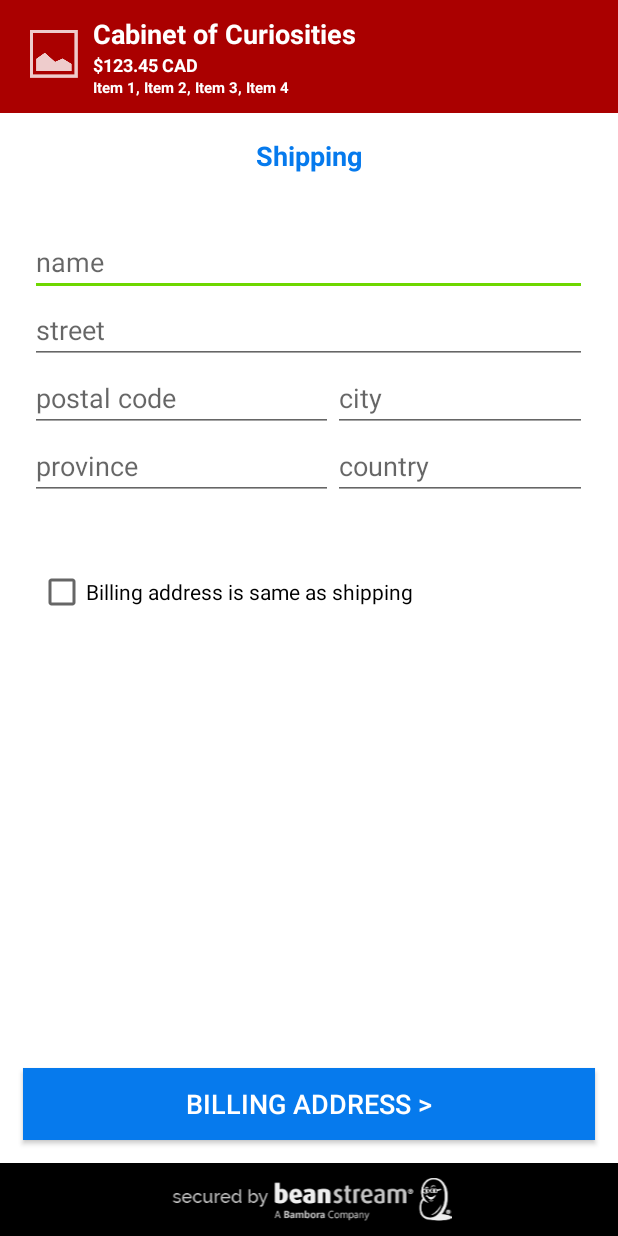
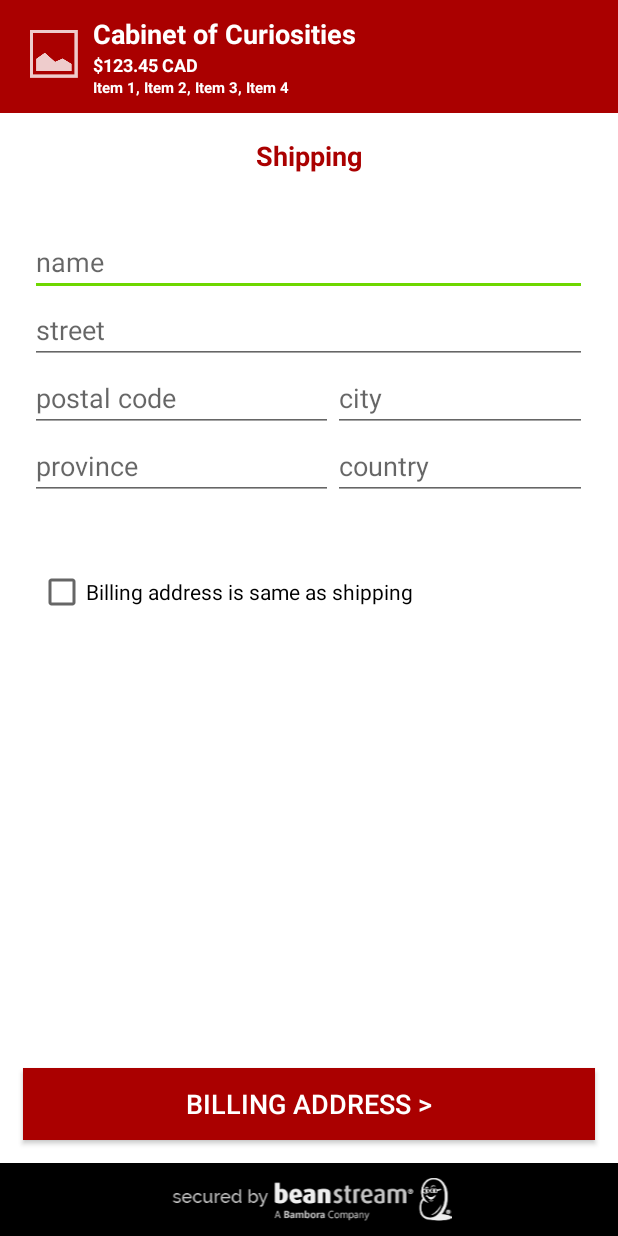
Before and after one commit to bambora/na-android-checkout, an Android app: the screen it shows after launch (PayFormActivity), after a tap on "PAY BY CARD", on a phone screen of 412 x 824 dp. Run offline under Robolectric (Android 15) with nearby library versions, the phone set to English and light mode, and no system bars.

Commit message:
MDA-645 Set colour for headers and buttons

```diff
--- a/demo/src/main/res/layout/activity_demo.xml
+++ b/demo/src/main/res/layout/activity_demo.xml
@@ -30,7 +30,6 @@
             android:id="@+id/demo_pay_button"
             style="@style/PrimaryButton"
             android:layout_below="@+id/demo_pay_label"
-            android:background="@drawable/button_primary"
             android:text="@string/demo_pay_button" />
 
         <!--Results-->
--- a/payform/src/main/java/com/beanstream/payform/activities/PayFormActivity.java
+++ b/payform/src/main/java/com/beanstream/payform/activities/PayFormActivity.java
@@ -13,6 +13,7 @@ import android.content.Intent;
 import android.os.Bundle;
 import android.support.v4.app.FragmentActivity;
 import android.view.View;
+import android.widget.Button;
 import android.widget.TextView;
 
 import com.beanstream.payform.R;
@@ -27,8 +28,11 @@ import com.beanstream.payform.models.Settings;
 public class PayFormActivity extends FragmentActivity implements FragmentManager.OnBackStackChangedListener,
         ShippingFragment.OnBillingCheckBoxChangedListener {
 
+    public final static String PayFormPreferences = "com.beanstream.payform.preferences";
+
     public final static String EXTRA_PURCHASE = "com.beanstream.payform.models.purchase";
     public final static String EXTRA_SETTINGS = "com.beanstream.payform.models.settings";
+    public final static String EXTRA_SETTINGS_COLOR = "com.beanstream.payform.models.settings";
     public final static String EXTRA_PAYFORM = "com.beanstream.payform.models.payform";
     public final static String EXTRA_RESULT_TOKEN = "com.beanstream.payform.result.token";
 
@@ -62,9 +66,10 @@ public class PayFormActivity extends FragmentActivity implements FragmentManager
 
         if (savedInstanceState == null) {
 
+            // First-time init;
+
             payform = new PayForm();
 
-            // First-time init;
             getFragmentManager().addOnBackStackChangedListener(this);
             getFragmentManager().beginTransaction()
                     .replace(R.id.fragment_header, HeaderFragment.newInstance(purchase, settings.getColor())).commit();
@@ -76,7 +81,13 @@ public class PayFormActivity extends FragmentActivity implements FragmentManager
             } else {
                 switchContentToPayment();
             }
+
+            updatePrimaryColor();
         }
+    }
+
+    private void updatePrimaryColor() {
+        ((Button) findViewById(R.id.button_next)).setBackgroundColor(settings.getColor());
     }
 
     @Override
@@ -198,21 +209,21 @@ public class PayFormActivity extends FragmentActivity implements FragmentManager
 
     private void switchContentToShipping() {
         getFragmentManager().beginTransaction()
-                .replace(R.id.fragment_content, ShippingFragment.newInstance(settings.getBillingAddressRequired()))
+                .replace(R.id.fragment_content, ShippingFragment.newInstance(settings.getBillingAddressRequired(), settings.getColor()))
                 .addToBackStack(ShippingFragment.class.getName())
                 .commit();
     }
 
     private void switchContentToBilling() {
         getFragmentManager().beginTransaction()
-                .replace(R.id.fragment_content, new BillingFragment())
+                .replace(R.id.fragment_content, new BillingFragment().newInstance(settings.getColor()))
                 .addToBackStack(BillingFragment.class.getName())
                 .commit();
     }
 
     private void switchContentToPayment() {
         getFragmentManager().beginTransaction()
-                .replace(R.id.fragment_content, new PaymentFragment())
+                .replace(R.id.fragment_content, new PaymentFragment().newInstance(settings.getColor()))
                 .addToBackStack(PaymentFragment.class.getName())
                 .commit();
     }
--- a/payform/src/main/java/com/beanstream/payform/activities/ProcessingActivity.java
+++ b/payform/src/main/java/com/beanstream/payform/activities/ProcessingActivity.java
@@ -50,7 +50,7 @@ public class ProcessingActivity extends FragmentActivity {
             getFragmentManager().beginTransaction()
                     .replace(R.id.fragment_header, HeaderFragment.newInstance(purchase, settings.getColor())).commit();
             getFragmentManager().beginTransaction()
-                    .replace(R.id.fragment_content, ProcessingFragment.newInstance(purchase)).commit();
+                    .replace(R.id.fragment_content, ProcessingFragment.newInstance(purchase, settings.getColor())).commit();
 
             setupTokenReceiver();
             startTokenService(payform);
--- a/payform/src/main/java/com/beanstream/payform/fragments/HeaderFragment.java
+++ b/payform/src/main/java/com/beanstream/payform/fragments/HeaderFragment.java
@@ -24,8 +24,6 @@ import com.beanstream.payform.models.Purchase;
  */
 public class HeaderFragment extends Fragment {
 
-    public final static String EXTRA_SETTINGS_COLOR = "com.beanstream.payform.models.settings.color";
-
     private Purchase purchase;
     private int color;
 
@@ -34,7 +32,6 @@ public class HeaderFragment extends Fragment {
     }
 
     /**
-     *
      * @param purchase Purchase info.
      * @param color    Primary color.
      * @return A new instance of fragment HeaderFragment.
@@ -43,7 +40,7 @@ public class HeaderFragment extends Fragment {
         HeaderFragment fragment = new HeaderFragment();
         Bundle args = new Bundle();
         args.putParcelable(PayFormActivity.EXTRA_PURCHASE, purchase);
-        args.putInt(EXTRA_SETTINGS_COLOR, color);
+        args.putInt(PayFormActivity.EXTRA_SETTINGS_COLOR, color);
         fragment.setArguments(args);
         return fragment;
     }
@@ -53,7 +50,7 @@ public class HeaderFragment extends Fragment {
         super.onCreate(savedInstanceState);
         if (getArguments() != null) {
             purchase = getArguments().getParcelable(PayFormActivity.EXTRA_PURCHASE);
-            color = getArguments().getInt(EXTRA_SETTINGS_COLOR);
+            color = getArguments().getInt(PayFormActivity.EXTRA_SETTINGS_COLOR);
         }
     }
 
--- a/payform/src/main/java/com/beanstream/payform/fragments/ShippingFragment.java
+++ b/payform/src/main/java/com/beanstream/payform/fragments/ShippingFragment.java
@@ -13,8 +13,10 @@ import android.view.View;
 import android.view.ViewGroup;
 import android.widget.CheckBox;
 import android.widget.CompoundButton;
+import android.widget.TextView;
 
 import com.beanstream.payform.R;
+import com.beanstream.payform.activities.PayFormActivity;
 import com.beanstream.payform.models.Address;
 
 /**
@@ -26,6 +28,7 @@ public class ShippingFragment extends Fragment {
     OnBillingCheckBoxChangedListener mCallback;
 
     private boolean billingRequired;
+    private int color;
 
     public ShippingFragment() {
         // Required empty public constructor
@@ -33,12 +36,14 @@ public class ShippingFragment extends Fragment {
 
     /**
      * @param billingRequired Billing address is required.
+     * @param color           Primary color.
      * @return A new instance of fragment HeaderFragment.
      */
-    public static ShippingFragment newInstance(boolean billingRequired) {
+    public static ShippingFragment newInstance(boolean billingRequired, int color) {
         ShippingFragment fragment = new ShippingFragment();
         Bundle args = new Bundle();
         args.putBoolean(EXTRA_SETTINGS_BILLING_REQUIRED, billingRequired);
+        args.putInt(PayFormActivity.EXTRA_SETTINGS_COLOR, color);
         fragment.setArguments(args);
         return fragment;
     }
@@ -60,6 +65,7 @@ public class ShippingFragment extends Fragment {
         super.onCreate(savedInstanceState);
         if (getArguments() != null) {
             billingRequired = getArguments().getBoolean(EXTRA_SETTINGS_BILLING_REQUIRED);
+            color = getArguments().getInt(PayFormActivity.EXTRA_SETTINGS_COLOR);
         }
 
         getChildFragmentManager().beginTransaction().replace(R.id.fragment_address, new AddressFragment()).commit();
@@ -71,7 +77,7 @@ public class ShippingFragment extends Fragment {
         View view = inflater.inflate(R.layout.fragment_shipping, container, false);
 
         configureBillingCheckBox(view);
-
+        updatePrimaryColor(view);
         return view;
     }
 
@@ -90,6 +96,10 @@ public class ShippingFragment extends Fragment {
         }
     }
 
+    private void updatePrimaryColor(View view) {
+        ((TextView) view.findViewById(R.id.title_text)).setTextColor(color);
+    }
+
     public Address getAddress() {
         return ((AddressFragment) getChildFragmentManager()
                 .findFragmentById(R.id.fragment_address))
--- a/payform/src/main/java/com/beanstream/payform/models/Payment.java
+++ b/payform/src/main/java/com/beanstream/payform/models/Payment.java
@@ -90,7 +90,7 @@ public class Payment implements Parcelable {
         this.expiry = expiry;
         if (expiry.length() > 0) {
             this.expiryMonth = expiry.substring(0, 2);
-            this.expiryYear =  expiry.substring(2);
+            this.expiryYear = expiry.substring(2);
         }
     }
 
--- a/payform/src/main/java/com/beanstream/payform/models/TokenResponse.java
+++ b/payform/src/main/java/com/beanstream/payform/models/TokenResponse.java
@@ -9,12 +9,12 @@ package com.beanstream.payform.models;
  */
 public class TokenResponse {
 
+    public final static int SUCCESS_CODE = 1;
     private String token;
     private int code;
     private String version;
     private String message;
-
-    public final static int SUCCESS_CODE = 1;
+    private int httpStatusCode;
 
     public int getHttpStatusCode() {
         return httpStatusCode;
@@ -23,8 +23,6 @@ public class TokenResponse {
     public void setHttpStatusCode(int httpStatusCode) {
         this.httpStatusCode = httpStatusCode;
     }
-
-    private int httpStatusCode;
 
     public String getMessage() {
         return message;
--- a/payform/src/main/res/layout/activity_pay_form.xml
+++ b/payform/src/main/res/layout/activity_pay_form.xml
@@ -31,7 +31,6 @@
         android:id="@+id/button_next"
         style="@style/PrimaryButton"
         android:layout_above="@+id/bic_secure_footer"
-        android:background="@drawable/button_primary"
         android:onClick="next" />
 
 
--- a/payform/src/main/res/layout/fragment_processing.xml
+++ b/payform/src/main/res/layout/fragment_processing.xml
@@ -19,8 +19,8 @@
     <TextView
         android:id="@+id/processing_amount"
         style="@style/ProcessingText"
+        android:layout_below="@+id/processing_text"
         android:text="AMOUNT"
-        android:layout_below="@+id/processing_text"
         android:textSize="@dimen/processing_text_size_larger" />
 
     <ProgressBar
@@ -33,6 +33,6 @@
     <TextView
         android:id="@+id/processing_target"
         style="@style/ProcessingText"
-        android:text="@string/processing_target"
-        android:layout_below="@+id/processing_spinner"/>
+        android:layout_below="@+id/processing_spinner"
+        android:text="@string/processing_target" />
 </RelativeLayout>
--- a/payform/src/main/res/values/colors.xml
+++ b/payform/src/main/res/values/colors.xml
@@ -1,5 +1,4 @@
-<?xml version="1.0" encoding="utf-8"?>
-<!--
+<?xml version="1.0" encoding="utf-8"?><!--
   ~ Copyright (c) 2016 Beanstream Internet Commerce, Inc. All rights reserved.
   ~
   ~ Created by dlight on 2016-08-04.
--- a/payform/src/main/res/values/styles.xml
+++ b/payform/src/main/res/values/styles.xml
@@ -4,12 +4,15 @@
   ~ Created by dlight on 2016-08-04.
   -->
 <resources>
+
     <style name="PrimaryButton" parent="@android:style/TextAppearance.Medium">
         <item name="android:layout_width">match_parent</item>
         <item name="android:layout_height">wrap_content</item>
         <item name="android:layout_margin">@dimen/button_margin</item>
         <item name="android:padding">@dimen/button_padding</item>
         <item name="android:textColor">@color/bicButtonText</item>
+        <item name="android:background">@drawable/button_primary</item>
+        <item name="android:gravity">center</item>
     </style>
 
     <style name="BICSecure">
@@ -41,23 +44,20 @@
         <item name="android:textStyle">bold</item>
     </style>
 
-    <style name="TopText" parent="@style/MediumText">
+    <style name="BackLinkText">
+        <item name="android:layout_alignParentTop">true</item>
+        <item name="android:layout_width">wrap_content</item>
+        <item name="android:layout_height">wrap_content</item>
+        <item name="android:layout_centerHorizontal">false</item>
+        <item name="android:layout_margin">@dimen/title_margin</item>
+    </style>
+
+    <style name="TitleText" parent="@style/MediumText">
         <item name="android:layout_alignParentTop">true</item>
         <item name="android:layout_margin">@dimen/title_margin</item>
     </style>
 
-    <style name="BackLinkText" parent="@style/TopText">
-        <item name="android:layout_centerHorizontal">false</item>
-        <item name="android:textColor">@android:color/secondary_text_dark</item>
-    </style>
-
-    <style name="TitleText" parent="@style/TopText">
-        <item name="android:textColor">@color/bicPrimary</item>
-    </style>
-
-    <style name="MessageText" parent="@style/MediumText">
-        <item name="android:textColor">@color/bicPrimary</item>
-    </style>
+    <style name="MessageText" parent="@style/MediumText"></style>
 
     <style name="ErrorText" parent="@style/MediumText">
         <item name="android:textColor">@color/bicErrorText</item>
--- a/payform/src/main/res/values/themes.xml
+++ b/payform/src/main/res/values/themes.xml
@@ -2,10 +2,16 @@
   ~ Copyright (c) 2016 Beanstream Internet Commerce, Inc. All rights reserved.
   -->
 <resources>
+
     <style name="Theme.PayForm" parent="Theme.AppCompat.Light.NoActionBar">
         <item name="colorPrimary">@color/bicPrimary</item>
         <item name="colorAccent">@color/bicSecondary</item>
+
+        <item name="android:colorBackground">@color/bicBackground</item>
         <item name="android:windowBackground">@color/bicBackground</item>
-        <item name="android:colorBackground">@color/bicBackground</item>
+
+        <item name="android:button">@drawable/button_primary</item>
+
+        <item name="android:textColorPrimary">@color/bicPrimary</item>
     </style>
 </resources>
```
Also changed, not shown: payform/src/main/java/com/beanstream/payform/fragments/BillingFragment.java (+29 -1 lines), payform/src/main/java/com/beanstream/payform/fragments/PaymentFragment.java (+26 -2 lines), payform/src/main/java/com/beanstream/payform/fragments/ProcessingFragment.java (+25 -8 lines), payform/src/main/java/com/beanstream/payform/models/Settings.java (+4 -4 lines), payform/src/main/java/com/beanstream/payform/services/TokenReceiver.java (+4 -4 lines).
